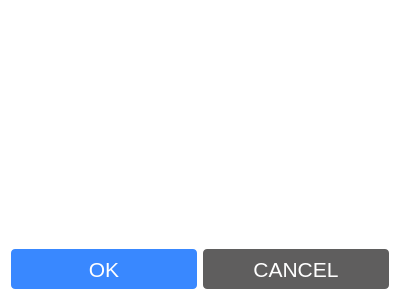
Qt form src/push/actioneditor.ui (OracleChain/EOSDevHelper) before a commit.
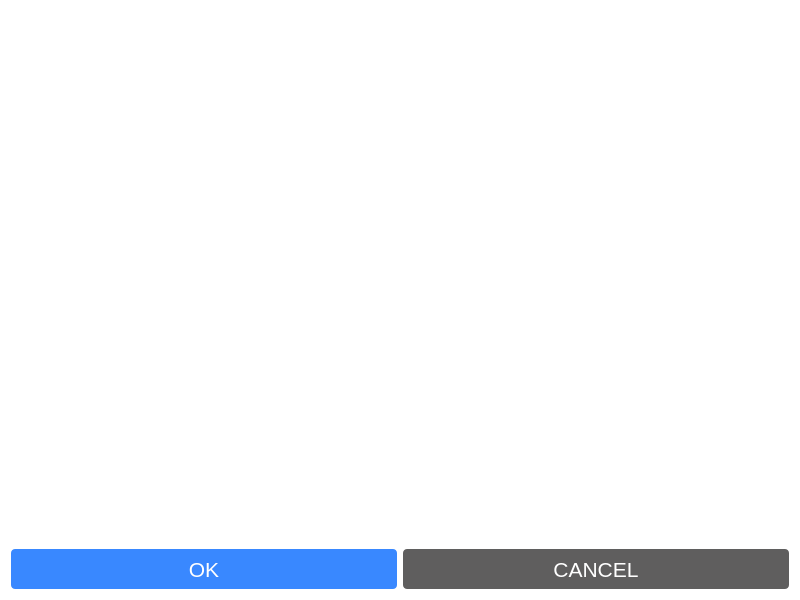
The same form after that commit.

Commit message: finish abi ui.

Patch:
```diff
--- a/src/push/actioneditor.ui
+++ b/src/push/actioneditor.ui
@@ -6,8 +6,8 @@
    <rect>
     <x>0</x>
     <y>0</y>
-    <width>400</width>
-    <height>300</height>
+    <width>800</width>
+    <height>600</height>
    </rect>
   </property>
   <property name="windowTitle">
```
The commit also changes 3 other files.
